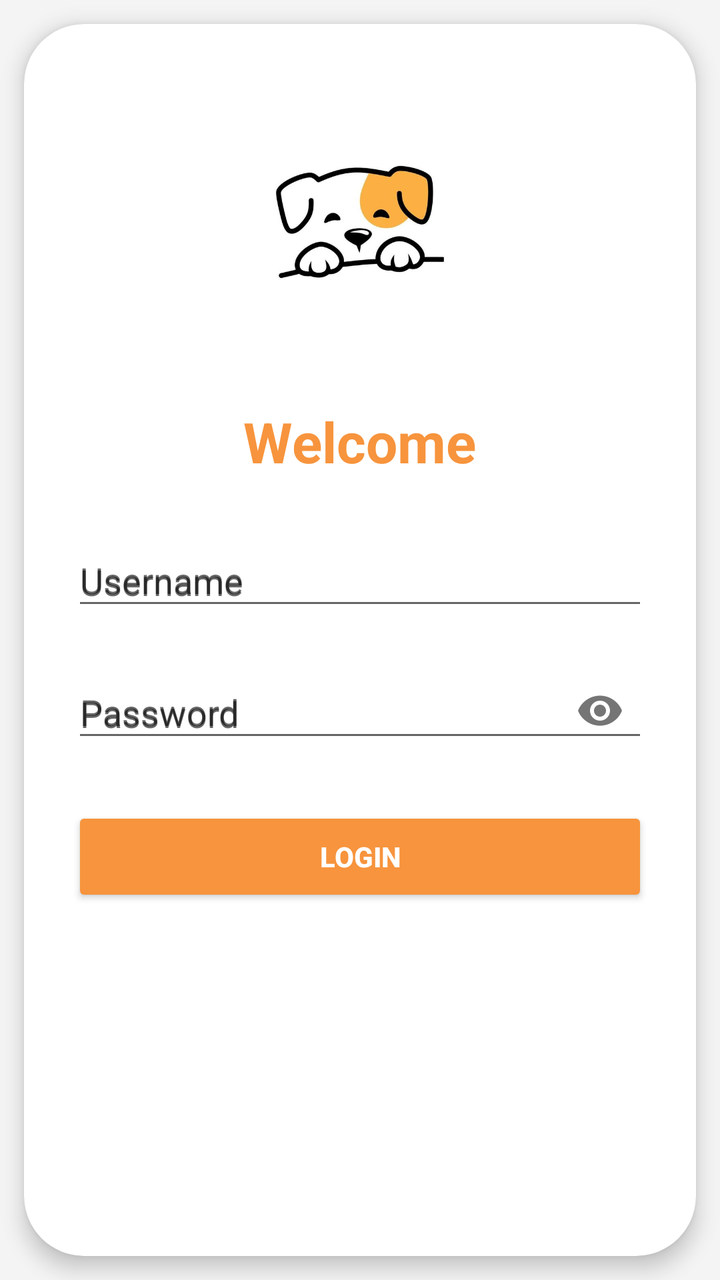
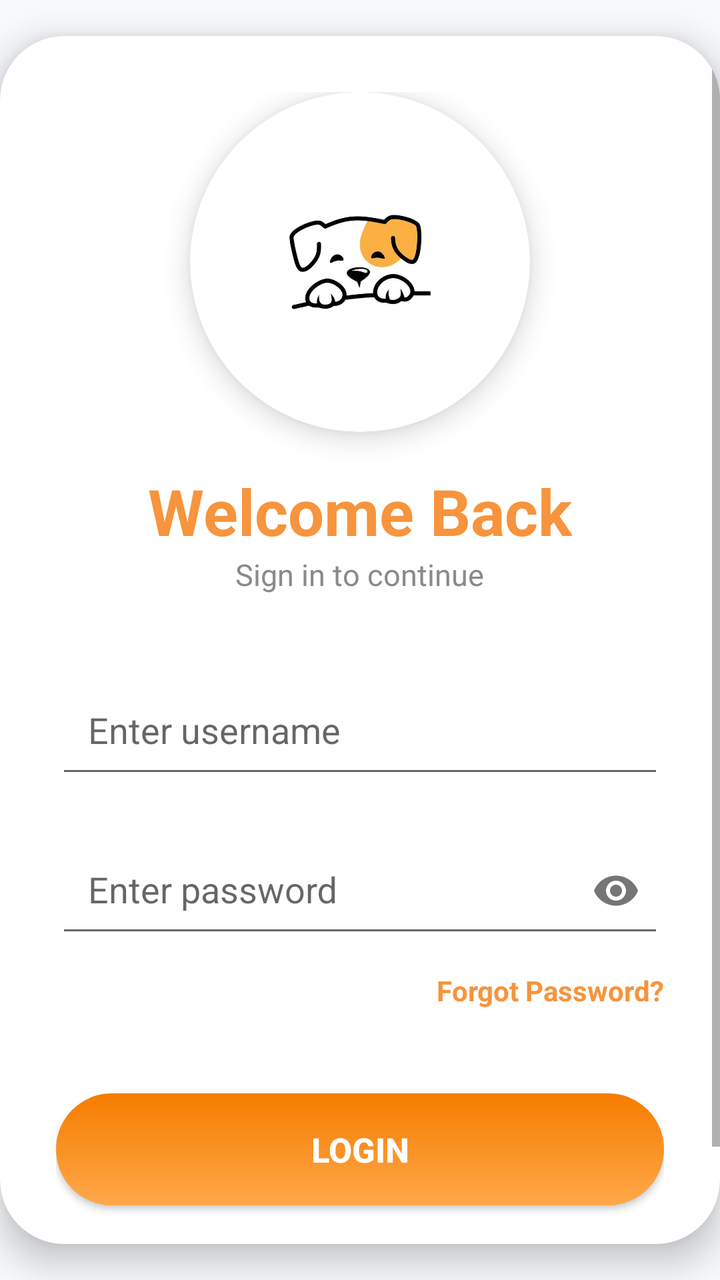

Compare the two renders of this Android layout. The source of the first and the diff that turns it into the second are given below.
<!-- AndroidManifest.xml: application theme Theme.PETCARE -->
<!-- res/layout/login.xml -->
<?xml version="1.0" encoding="utf-8"?>


<androidx.constraintlayout.widget.ConstraintLayout
    xmlns:android="http://schemas.android.com/apk/res/android"
    xmlns:app="http://schemas.android.com/apk/res-auto"
    android:layout_width="match_parent"
    android:layout_height="match_parent"
    android:background="#F4F4F4">

    <androidx.cardview.widget.CardView
        android:layout_width="0dp"
        android:layout_height="0dp"
        android:layout_margin="12dp"
        app:cardCornerRadius="30dp"
        app:cardElevation="6dp"
        app:layout_constraintBottom_toBottomOf="parent"
        app:layout_constraintEnd_toEndOf="parent"
        app:layout_constraintStart_toStartOf="parent"
        app:layout_constraintTop_toTopOf="parent">


        <LinearLayout
            android:layout_width="match_parent"
            android:layout_height="wrap_content"
            android:gravity="center_horizontal"
            android:orientation="vertical"
            android:padding="24dp">

            
            <ImageView
                android:id="@+id/imgLogo"
                android:layout_width="150dp"
                android:layout_height="150dp"
                android:layout_marginBottom="16dp"
                android:scaleType="fitCenter"
                android:src="@drawable/pet_logo" />

            
            <TextView
                android:layout_width="wrap_content"
                android:layout_height="wrap_content"
                android:layout_marginBottom="24dp"
                android:text="Welcome"
                android:textColor="#F7943D"
                android:textSize="28sp"
                android:textStyle="bold" />

            
            <com.google.android.material.textfield.TextInputLayout
                android:layout_width="match_parent"
                android:layout_height="wrap_content"
                android:hint="Username"
                app:boxBackgroundMode="outline">

                <com.google.android.material.textfield.TextInputEditText
                    android:id="@+id/etUsername"
                    android:layout_width="match_parent"
                    android:layout_height="wrap_content"
                    android:hint="Username" />

            </com.google.android.material.textfield.TextInputLayout>

            
            <com.google.android.material.textfield.TextInputLayout
                android:layout_width="match_parent"
                android:layout_height="wrap_content"
                android:layout_marginTop="16dp"
                android:hint="Password"
                app:boxBackgroundMode="outline"
                app:endIconMode="password_toggle">

                <com.google.android.material.textfield.TextInputEditText
                    android:id="@+id/etPassword"
                    android:layout_width="match_parent"
                    android:layout_height="wrap_content"
                    android:hint="Password"
                    android:inputType="textPassword" />

            </com.google.android.material.textfield.TextInputLayout>


            
            <Button
                android:id="@+id/btnLogin"
                android:layout_width="match_parent"
                android:layout_height="50dp"
                android:layout_marginTop="24dp"
                android:backgroundTint="#F7943D"
                android:text="LOGIN"
                android:textColor="#FFFFFF"
                android:textStyle="bold" />

            

        </LinearLayout>


    </androidx.cardview.widget.CardView>

</androidx.constraintlayout.widget.ConstraintLayout>
<!-- resources referenced by this layout -->
<resources>
  <!-- drawable pet_logo: png bitmap (drawable, 122432 bytes) -->
  <style name="Theme.PETCARE" parent="Theme.AppCompat.Light.NoActionBar">
          
      </style>
</resources>

<!-- the commit's change to res/layout/login.xml (unified diff, before → after) -->
@@ -6,95 +6,148 @@
     xmlns:app="http://schemas.android.com/apk/res-auto"
     android:layout_width="match_parent"
     android:layout_height="match_parent"
-    android:background="#F4F4F4">
+    android:background="#F7F9FC">
 
     <androidx.cardview.widget.CardView
         android:layout_width="0dp"
         android:layout_height="0dp"
-        android:layout_margin="12dp"
-        app:cardCornerRadius="30dp"
-        app:cardElevation="6dp"
+        android:layout_marginTop="18dp"
+        android:layout_marginBottom="18dp"
+        app:cardCornerRadius="32dp"
+        app:cardElevation="10dp"
+        app:layout_constraintTop_toTopOf="parent"
         app:layout_constraintBottom_toBottomOf="parent"
-        app:layout_constraintEnd_toEndOf="parent"
         app:layout_constraintStart_toStartOf="parent"
-        app:layout_constraintTop_toTopOf="parent">
+        app:layout_constraintEnd_toEndOf="parent">
+
+        <ScrollView
+            android:layout_width="match_parent"
+            android:layout_height="match_parent"
+            android:fillViewport="true">
+
+            <LinearLayout
+                android:layout_width="match_parent"
+                android:layout_height="wrap_content"
+                android:orientation="vertical"
+                android:gravity="center_horizontal"
+                android:padding="28dp">
+
+                
+
+                <androidx.cardview.widget.CardView
+                    android:layout_width="170dp"
+                    android:layout_height="170dp"
+                    app:cardCornerRadius="85dp"
+                    app:cardElevation="8dp"
+                    app:cardBackgroundColor="#FFFFFF">
+
+                    <ImageView
+                        android:id="@+id/imgLogo"
+                        android:layout_width="match_parent"
+                        android:layout_height="match_parent"
+                        android:padding="22dp"
+                        android:src="@drawable/pet_logo"
+                        android:scaleType="centerInside"/>
+
+                </androidx.cardview.widget.CardView>
+
+                <TextView
+                    android:layout_width="wrap_content"
+                    android:layout_height="wrap_content"
+                    android:text="Welcome Back"
+                    android:textColor="#F7943D"
+                    android:textSize="32sp"
+                    android:textStyle="bold"
+                    android:layout_marginTop="18dp"/>
+
+                <TextView
+                    android:layout_width="wrap_content"
+                    android:layout_height="wrap_content"
+                    android:text="Sign in to continue"
+                    android:textColor="#8A8A8A"
+                    android:textSize="15sp"
+                    android:layout_marginBottom="35dp"/>
+
+                
+
+                <com.google.android.material.textfield.TextInputLayout
+                    android:layout_width="match_parent"
+                    android:layout_height="wrap_content"
+                    app:boxBackgroundMode="outline"
+                    app:boxCornerRadiusTopStart="18dp"
+                    app:boxCornerRadiusTopEnd="18dp"
+                    app:boxCornerRadiusBottomStart="18dp"
+                    app:boxCornerRadiusBottomEnd="18dp">
+
+                    <com.google.android.material.textfield.TextInputEditText
+                        android:id="@+id/etUsername"
+                        android:layout_width="match_parent"
+                        android:layout_height="wrap_content"
+                        android:padding="16dp"
+                        android:hint="Enter username"/>
+
+                </com.google.android.material.textfield.TextInputLayout>
+
+                
+
+                <com.google.android.material.textfield.TextInputLayout
+                    android:layout_width="match_parent"
+                    android:layout_height="wrap_content"
+                    android:layout_marginTop="18dp"
+                    app:boxBackgroundMode="outline"
+                    app:endIconMode="password_toggle"
+                    app:boxCornerRadiusTopStart="18dp"
+                    app:boxCornerRadiusTopEnd="18dp"
+                    app:boxCornerRadiusBottomStart="18dp"
+                    app:boxCornerRadiusBottomEnd="18dp">
+
+                    <com.google.android.material.textfield.TextInputEditText
+                        android:id="@+id/etPassword"
+                        android:layout_width="match_parent"
+                        android:layout_height="wrap_content"
+                        android:padding="16dp"
+                        android:hint="Enter password"
+                        android:inputType="textPassword"/>
+
+                </com.google.android.material.textfield.TextInputLayout>
+
+                <TextView
+                    android:layout_width="wrap_content"
+                    android:layout_height="wrap_content"
+                    android:text="Forgot Password?"
+                    android:textColor="#F7943D"
+                    android:textStyle="bold"
+                    android:layout_gravity="end"
+                    android:layout_marginTop="12dp"
+                    android:layout_marginBottom="42dp"/>
 
 
-        <LinearLayout
-            android:layout_width="match_parent"
-            android:layout_height="wrap_content"
-            android:gravity="center_horizontal"
-            android:orientation="vertical"
-            android:padding="24dp">
+                
 
-            
-            <ImageView
-                android:id="@+id/imgLogo"
-                android:layout_width="150dp"
-                android:layout_height="150dp"
-                android:layout_marginBottom="16dp"
-                android:scaleType="fitCenter"
-                android:src="@drawable/pet_logo" />
+                <Button
+                    android:id="@+id/btnLogin"
+                    android:layout_width="match_parent"
+                    android:layout_height="56dp"
+                    android:background="@drawable/button_orange"
+                    android:elevation="6dp"
+                    android:text="LOGIN"
+                    android:textAllCaps="false"
+                    android:textColor="#FFFFFF"
+                    android:textSize="17sp"
+                    android:textStyle="bold" />
 
-            
-            <TextView
-                android:layout_width="wrap_content"
-                android:layout_height="wrap_content"
-                android:layout_marginBottom="24dp"
-                android:text="Welcome"
-                android:textColor="#F7943D"
-                android:textSize="28sp"
-                android:textStyle="bold" />
+                <TextView
+                    android:layout_width="wrap_content"
+                    android:layout_height="wrap_content"
+                    android:layout_marginTop="28dp"
+                    android:text="Secure login powered by Firebase"
+                    android:textColor="#9A9A9A"
+                    android:textSize="12sp"
+                    />
 
-            
-            <com.google.android.material.textfield.TextInputLayout
-                android:layout_width="match_parent"
-                android:layout_height="wrap_content"
-                android:hint="Username"
-                app:boxBackgroundMode="outline">
+            </LinearLayout>
 
-                <com.google.android.material.textfield.TextInputEditText
-                    android:id="@+id/etUsername"
-                    android:layout_width="match_parent"
-                    android:layout_height="wrap_content"
-                    android:hint="Username" />
-
-            </com.google.android.material.textfield.TextInputLayout>
-
-            
-            <com.google.android.material.textfield.TextInputLayout
-                android:layout_width="match_parent"
-                android:layout_height="wrap_content"
-                android:layout_marginTop="16dp"
-                android:hint="Password"
-                app:boxBackgroundMode="outline"
-                app:endIconMode="password_toggle">
-
-                <com.google.android.material.textfield.TextInputEditText
-                    android:id="@+id/etPassword"
-                    android:layout_width="match_parent"
-                    android:layout_height="wrap_content"
-                    android:hint="Password"
-                    android:inputType="textPassword" />
-
-            </com.google.android.material.textfield.TextInputLayout>
-
-
-            
-            <Button
-                android:id="@+id/btnLogin"
-                android:layout_width="match_parent"
-                android:layout_height="50dp"
-                android:layout_marginTop="24dp"
-                android:backgroundTint="#F7943D"
-                android:text="LOGIN"
-                android:textColor="#FFFFFF"
-                android:textStyle="bold" />
-
-            
-
-        </LinearLayout>
-
+        </ScrollView>
 
     </androidx.cardview.widget.CardView>
 
<!-- resource entries referenced after the edit -->
@@ -1,5 +1,36 @@
 <!-- resources referenced by this layout -->
 <resources>
+  <!-- drawable button_orange (drawable) -->
+  <?xml version="1.0" encoding="utf-8"?>
+  <selector xmlns:android="http://schemas.android.com/apk/res/android">
+  
+      
+      <item android:state_pressed="true">
+          <shape android:shape="rectangle">
+              <solid android:color="#E67E22"/>
+              <corners android:radius="30dp"/>
+          </shape>
+      </item>
+  
+      
+      <item>
+          <shape android:shape="rectangle">
+              <gradient
+                  android:angle="90"
+                  android:startColor="#FFA84A"
+                  android:endColor="#F57C00"/>
+  
+              <corners android:radius="30dp"/>
+  
+              <padding
+                  android:left="16dp"
+                  android:right="16dp"
+                  android:top="12dp"
+                  android:bottom="12dp"/>
+          </shape>
+      </item>
+  
+  </selector>
   <!-- drawable pet_logo: png bitmap (drawable, 122432 bytes) -->
   <style name="Theme.PETCARE" parent="Theme.AppCompat.Light.NoActionBar">
           
